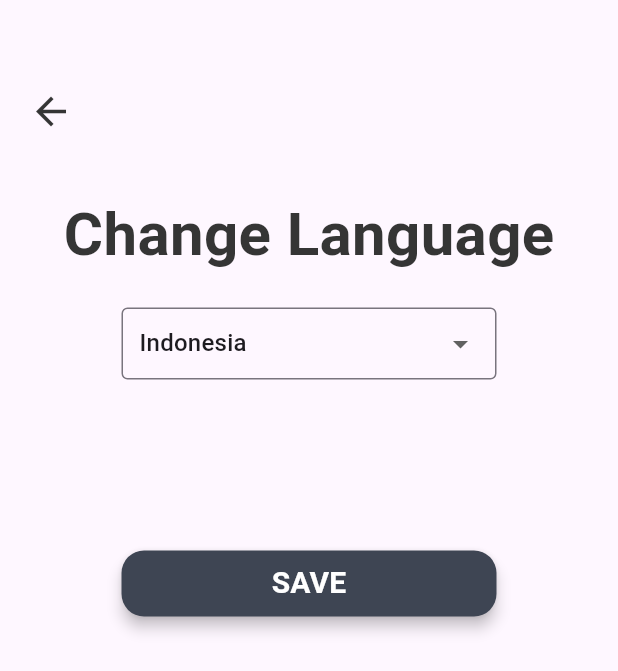
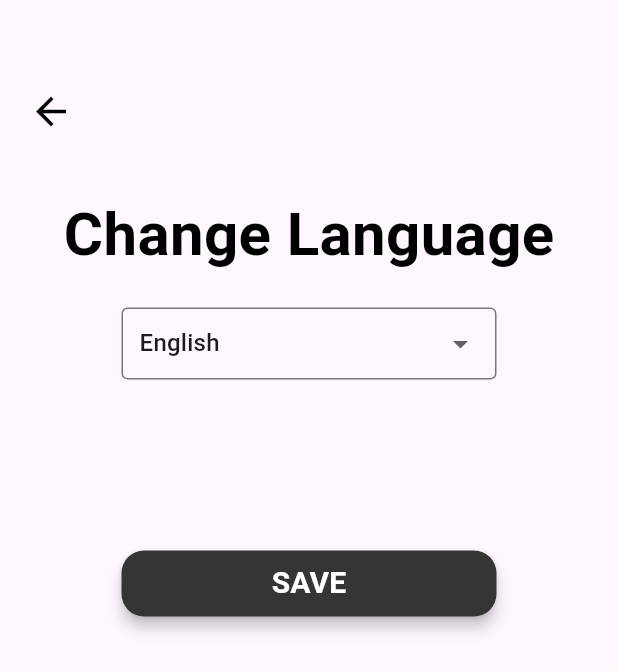
Before and after one commit to medavidrahmadana/SahabatMahasiswa-setting, a Flutter app: the ChangeLanguage screen opened directly, after a tap on "SAVE", on a phone screen of 412 x 824 dp. Shown: the top 671 px of the screen. Run offline on Flutter 3.47's test engine with Material 3 defaults, Android fonts, the phone set to English and light mode, and no system bars; our stand-ins replace flutter_rating_bar, shared_preferences; accounts and stored records are empty; Roboto replaces fonts that are missing (Nunito Sans).

Commit message:
Change Theme
BE ganti tema

```diff
--- a/lib/gantiBahasa.dart
+++ b/lib/gantiBahasa.dart
@@ -1,15 +1,47 @@
 import 'package:flutter/material.dart';
+import 'package:shared_preferences/shared_preferences.dart';
+import 'package:provider/provider.dart';
+import 'theme_model.dart';
 import 'setting.dart';
+import 'main.dart';
 
-class ChangeLanguage extends StatelessWidget {
+class ChangeLanguage extends StatefulWidget {
+  @override
+  _ChangeLanguageState createState() => _ChangeLanguageState();
+}
+
+class _ChangeLanguageState extends State<ChangeLanguage> {
+  Locale? _selectedLocale;
+
+  @override
+  void initState() {
+    super.initState();
+    _loadLocale();
+  }
+
+  void _loadLocale() async {
+    SharedPreferences prefs = await SharedPreferences.getInstance();
+    String? localeCode = prefs.getString('locale');
+    setState(() {
+      _selectedLocale = localeCode != null ? Locale(localeCode) : Locale('en');
+    });
+  }
+
+  void _saveLocale(Locale locale) async {
+    SharedPreferences prefs = await SharedPreferences.getInstance();
+    await prefs.setString('locale', locale.languageCode);
+    MyApp.setLocale(context, locale); // Apply the locale change globally
+  }
+
   @override
   Widget build(BuildContext context) {
+    var themeModel = Provider.of<ThemeModel>(context);
     return Scaffold(
       body: Column(
         crossAxisAlignment: CrossAxisAlignment.center,
         children: [
           Padding(
-            padding: EdgeInsets.only(left: 10, top: 50), // Mengatur jarak panah
+            padding: EdgeInsets.only(left: 10, top: 50),
             child: Row(
               mainAxisAlignment: MainAxisAlignment.start,
               children: [
@@ -23,14 +55,14 @@ class ChangeLanguage extends StatelessWidget {
                   icon: Icon(
                     Icons.arrow_back,
                     size: 30,
-                    color: Color(0xFF353535),
+                    color: themeModel.isDarkMode ? Colors.white : Colors.black,
                   ),
                 ),
               ],
             ),
           ),
           Align(
-            alignment: Alignment.topCenter, // Menempatkan teks "Setting" dan tombol-tombol ke atas
+            alignment: Alignment.topCenter,
             child: Column(
               crossAxisAlignment: CrossAxisAlignment.center,
               children: [
@@ -38,32 +70,32 @@ class ChangeLanguage extends StatelessWidget {
                 Text(
                   'Change Language',
                   style: TextStyle(
-                    color: Color(0xFF353535),
+                    color: themeModel.isDarkMode ? Colors.white : Colors.black,
                     fontSize: 40,
                     fontFamily: 'Nunito Sans',
                     fontWeight: FontWeight.w700,
                   ),
                 ),
-                // Dropdown untuk mengubah bahasa
                 SizedBox(height: 20),
                 Container(
                   width: 250,
                   height: 150,
                   child: DropdownButtonFormField<Locale>(
-                    value: Locale('id'), // Nilai default
+                    value: _selectedLocale,
                     items: [
+                      DropdownMenuItem<Locale>(
+                        value: Locale('en'),
+                        child: Text('English'),
+                      ),
                       DropdownMenuItem<Locale>(
                         value: Locale('id'),
                         child: Text('Indonesia'),
                       ),
-                      DropdownMenuItem<Locale>(
-                        value: Locale('en'),
-                        child: Text('English'),
-                      ),
                     ],
                     onChanged: (Locale? selectedLocale) {
-                      // Tambahkan kode untuk menyimpan perubahan bahasa
-                      // Anda dapat menggunakan selectedLocale untuk menangani perubahan bahasa
+                      setState(() {
+                        _selectedLocale = selectedLocale;
+                      });
                     },
                     decoration: InputDecoration(
                       border: OutlineInputBorder(),
@@ -74,10 +106,12 @@ class ChangeLanguage extends StatelessWidget {
                 SizedBox(height: 10),
                 ElevatedButton(
                   onPressed: () {
-                    // Tambahkan kode untuk menyimpan perubahan bahasa
+                    if (_selectedLocale != null) {
+                      _saveLocale(_selectedLocale!);
+                    }
                   },
                   style: ElevatedButton.styleFrom(
-                    backgroundColor: Color(0xFF3E4553),
+                    backgroundColor: themeModel.isDarkMode ? Colors.white : Color(0xFF353535),
                     shape: RoundedRectangleBorder(
                       borderRadius: BorderRadius.circular(15),
                     ),
@@ -87,7 +121,7 @@ class ChangeLanguage extends StatelessWidget {
                   child: Text(
                     'SAVE',
                     style: TextStyle(
-                      color: Colors.white,
+                      color: themeModel.isDarkMode ? Color(0xFF353535) : Colors.white,
                       fontSize: 20,
                       fontFamily: 'Nunito Sans',
                       fontWeight: FontWeight.w700,
--- a/lib/main.dart
+++ b/lib/main.dart
@@ -1,17 +1,72 @@
 import 'package:flutter/material.dart';
+import 'package:shared_preferences/shared_preferences.dart';
+import 'package:flutter_localizations/flutter_localizations.dart';
+import 'package:provider/provider.dart';
+import 'theme_model.dart';
 import 'setting.dart';
 
 void main() {
-  runApp(MyApp());
+  runApp(
+    ChangeNotifierProvider(
+      create: (context) => ThemeModel()..loadTheme(),
+      child: MyApp(),
+    ),
+  );
 }
 
-class MyApp extends StatelessWidget {
+class MyApp extends StatefulWidget {
+  static void setLocale(BuildContext context, Locale newLocale) {
+    _MyAppState? state = context.findAncestorStateOfType<_MyAppState>();
+    state?.setLocale(newLocale);
+  }
+
+  @override
+  _MyAppState createState() => _MyAppState();
+}
+
+class _MyAppState extends State<MyApp> {
+  Locale? _locale;
+
+  void _loadLocaleAndTheme() async {
+  await Provider.of<ThemeModel>(context, listen: false).loadTheme();
+  SharedPreferences prefs = await SharedPreferences.getInstance();
+  String? localeCode = prefs.getString('locale');
+  setState(() {
+    _locale = localeCode != null ? Locale(localeCode) : Locale('en');
+  });
+}
+
+@override
+void initState() {
+  super.initState();
+  _loadLocaleAndTheme();
+}
+
+  void setLocale(Locale locale) {
+    setState(() {
+      _locale = locale;
+    });
+  }
+
   @override
   Widget build(BuildContext context) {
-    return MaterialApp(
-      home: Scaffold(
-        body: Setting(),
-      ),
+    return Consumer<ThemeModel>(
+      builder: (context, themeModel, child) {
+        return MaterialApp(
+          theme: themeModel.currentTheme,
+          locale: _locale,
+          supportedLocales: [
+            Locale('en', ''),
+            Locale('id', ''),
+          ],
+          localizationsDelegates: [
+            GlobalMaterialLocalizations.delegate,
+            GlobalWidgetsLocalizations.delegate,
+            GlobalCupertinoLocalizations.delegate,
+          ],
+          home: Setting(), // Sesuaikan dengan layar awal Anda
+        );
+      }
     );
   }
 }
--- a/lib/setting.dart
+++ b/lib/setting.dart
@@ -1,4 +1,6 @@
 import 'package:flutter/material.dart';
+import 'package:provider/provider.dart';
+import 'theme_model.dart';
 import 'feedback.dart';
 import 'gantiBahasa.dart';
 import 'gantiTema.dart';
@@ -6,30 +8,31 @@ import 'gantiTema.dart';
 class Setting extends StatelessWidget {
   @override
   Widget build(BuildContext context) {
+    var themeModel = Provider.of<ThemeModel>(context);
     return Scaffold(
       body: Column(
         crossAxisAlignment: CrossAxisAlignment.center,
         children: [
           Padding(
-            padding: EdgeInsets.only(left: 10, top: 50), // Mengatur jarak panah
+            padding: EdgeInsets.only(left: 10, top: 50),
             child: Row(
               mainAxisAlignment: MainAxisAlignment.start,
               children: [
                 IconButton(
                   onPressed: () {
-                    // Tambahkan kode fungsi untuk tombol panah di sini
+                    Navigator.pop(context);
                   },
                   icon: Icon(
                     Icons.arrow_back,
                     size: 30,
-                    color: Color(0xFF353535),
+                    color: themeModel.isDarkMode ? Colors.white : Color(0xFF353535),
                   ),
                 ),
               ],
             ),
           ),
           Align(
-            alignment: Alignment.topCenter, // Menempatkan teks "Setting" dan tombol-tombol ke atas
+            alignment: Alignment.topCenter,
             child: Column(
               crossAxisAlignment: CrossAxisAlignment.center,
               children: [
@@ -37,7 +40,7 @@ class Setting extends StatelessWidget {
                 Text(
                   'Settings',
                   style: TextStyle(
-                    color: Color(0xFF353535),
+                    color: themeModel.isDarkMode ? Colors.white : Color(0xFF353535),
                     fontSize: 40,
                     fontFamily: 'Nunito Sans',
                     fontWeight: FontWeight.w700,
@@ -52,7 +55,7 @@ class Setting extends StatelessWidget {
                     );
                   },
                   style: ElevatedButton.styleFrom(
-                    backgroundColor: Color(0xFF3E4553),
+                    backgroundColor: themeModel.isDarkMode ? Colors.white : Color(0xFF353535),
                     shape: RoundedRectangleBorder(
                       borderRadius: BorderRadius.circular(15),
                     ),
@@ -62,7 +65,7 @@ class Setting extends StatelessWidget {
                   child: Text(
                     'Change Language',
                     style: TextStyle(
-                      color: Colors.white,
+                      color: themeModel.isDarkMode ? Color(0xFF353535) : Colors.white,
                       fontSize: 20,
                       fontFamily: 'Nunito Sans',
                       fontWeight: FontWeight.w700,
@@ -78,7 +81,7 @@ class Setting extends StatelessWidget {
                     );
                   },
                   style: ElevatedButton.styleFrom(
-                    backgroundColor: Color(0xFF3E4553),
+                    backgroundColor: themeModel.isDarkMode ? Colors.white : Color(0xFF353535),
                     shape: RoundedRectangleBorder(
                       borderRadius: BorderRadius.circular(15),
                     ),
@@ -88,7 +91,7 @@ class Setting extends StatelessWidget {
                   child: Text(
                     'Change Theme',
                     style: TextStyle(
-                      color: Colors.white,
+                      color: themeModel.isDarkMode ? Color(0xFF353535) : Colors.white,
                       fontSize: 20,
                       fontFamily: 'Nunito Sans',
                       fontWeight: FontWeight.w700,
@@ -104,7 +107,7 @@ class Setting extends StatelessWidget {
                     );
                   },
                   style: ElevatedButton.styleFrom(
-                    backgroundColor: Color(0xFF3E4553),
+                    backgroundColor: themeModel.isDarkMode ? Colors.white : Color(0xFF353535),
                     shape: RoundedRectangleBorder(
                       borderRadius: BorderRadius.circular(15),
                     ),
@@ -114,7 +117,7 @@ class Setting extends StatelessWidget {
                   child: Text(
                     'Feedback',
                     style: TextStyle(
-                      color: Colors.white,
+                      color: themeModel.isDarkMode ? Color(0xFF353535) : Colors.white,
                       fontSize: 20,
                       fontFamily: 'Nunito Sans',
                       fontWeight: FontWeight.w700,
--- /dev/null
+++ b/lib/theme_model.dart
@@ -0,0 +1,24 @@
+import 'package:flutter/material.dart';
+import 'package:shared_preferences/shared_preferences.dart';
+
+class ThemeModel extends ChangeNotifier {
+  bool _isDarkMode = false;
+
+  bool get isDarkMode => _isDarkMode;
+
+  ThemeData get currentTheme =>
+      _isDarkMode ? ThemeData.dark() : ThemeData.light();
+
+  Future<void> toggleTheme() async {
+    _isDarkMode = !_isDarkMode;
+    notifyListeners();
+    SharedPreferences prefs = await SharedPreferences.getInstance();
+    await prefs.setBool('isDarkMode', _isDarkMode);
+  }
+
+  Future<void> loadTheme() async {
+    SharedPreferences prefs = await SharedPreferences.getInstance();
+    _isDarkMode = prefs.getBool('isDarkMode') ?? false;
+    notifyListeners();
+  }
+}
```
Also changed, not shown: lib/feedback.dart (+10 -6 lines), lib/gantiTema.dart (+32 -33 lines), pubspec.yaml (+9 -67 lines), pubspec.lock, 1 other file.
